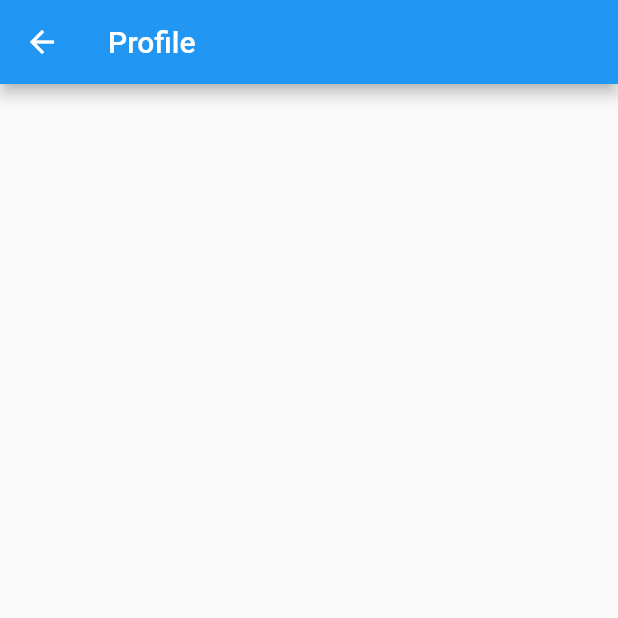
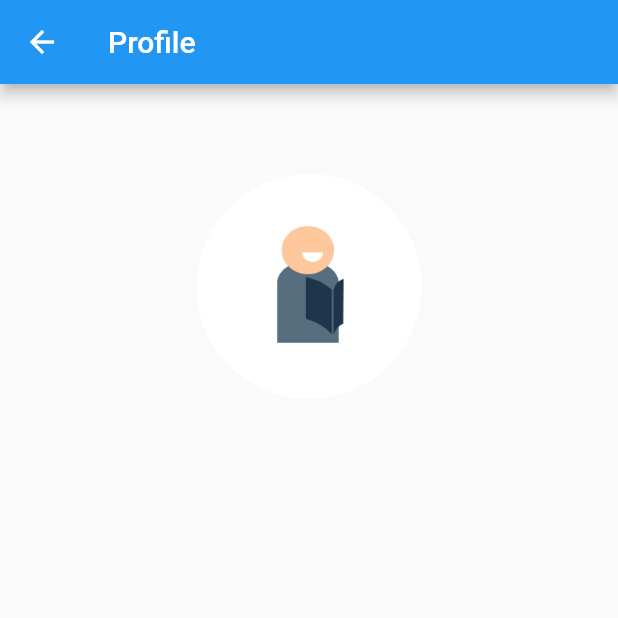
Before and after one commit to 20iyerd/hack_mit_2020, a Flutter app: the Profile screen opened directly, on a phone screen of 412 x 824 dp, the top half of it. Run offline on Flutter 3.47's test engine with Material 2 defaults, Android fonts, the phone set to English and light mode, and no system bars; our stand-ins replace firebase_auth; accounts and stored records are empty.

Commit message:
profile image

```diff
--- a/lib/backdrop.dart
+++ b/lib/backdrop.dart
@@ -149,6 +149,26 @@ class _ProfileState extends State<Profile> {
         title: const Text('Profile'),
       ),
       // body contains name, subject, preferences, etc
+      body: Center(
+        child: Column(children: <Widget>[
+          SizedBox(
+            height:40,
+          ),
+          Container(
+            margin: EdgeInsets.all(20),
+            width: 150,
+            height: 150,
+            decoration: BoxDecoration(
+              shape: BoxShape.circle,
+              image: DecorationImage(
+                image: AssetImage('assets/teachers.jpg'),
+                  fit: BoxFit.fill
+              ),
+            ),
+          ),
+
+        ]),
+      ),
     );
 
   }
--- a/pubspec.yaml
+++ b/pubspec.yaml
@@ -51,6 +51,8 @@ flutter:
   # included with your application, so that you can use the icons in
   # the material Icons class.
   uses-material-design: true
+  assets:
+    - assets/teachers.jpg
 
   # To add assets to your application, add an assets section, like this:
   # assets:
```
Also changed, not shown: assets/teachers.jpg (added).
